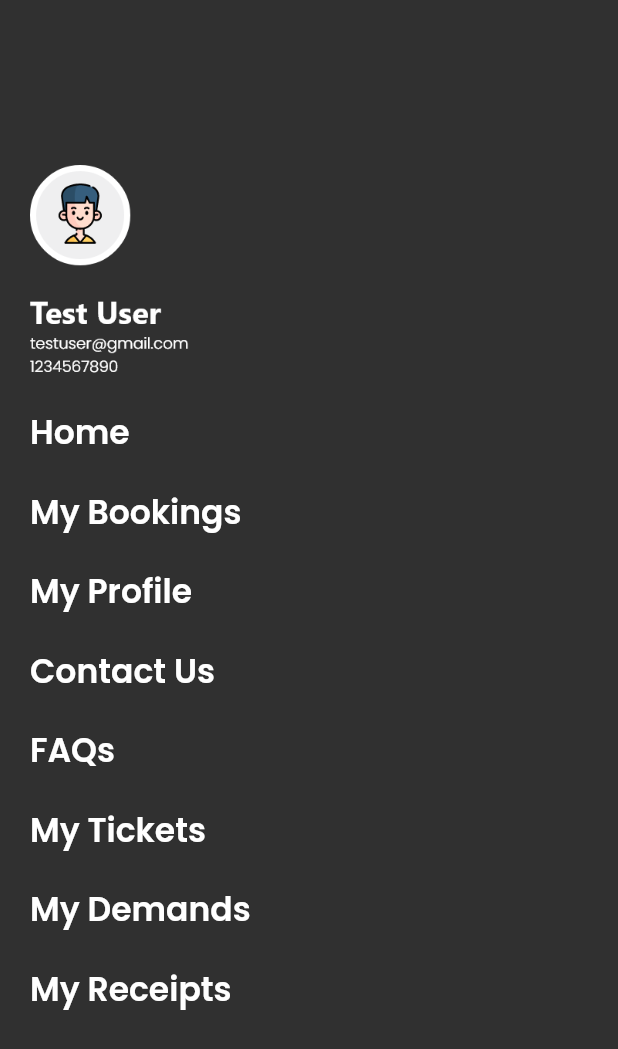
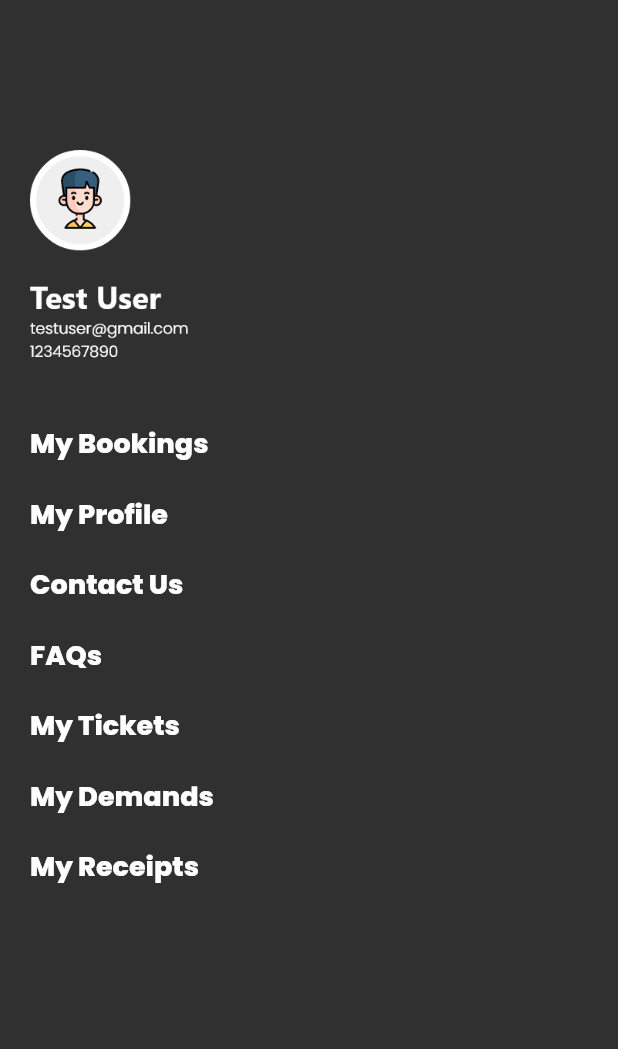
Before and after one commit to pratikKataria/KRC-MobileApp, a Flutter app: the ThirdLayer widget shown alone on an empty page, opened directly, on a phone screen of 412 x 824 dp. Shown: the top 1049 px of the screen. Run offline on Flutter 3.47's test engine with Material 2 defaults, Android fonts, the phone set to English and light mode, and no system bars; our stand-ins replace connectivity, expandable, fluttertoast, logger, progress_dialog, shared_preferences; missing offline and left inert: matrix4_transform; accounts and stored records are empty; project files that could hold a hidden picture were left out.

Commit message:
➕ size navigation fixes

```diff
--- a/lib/ui/drawer/SecondLayer.dart
+++ b/lib/ui/drawer/SecondLayer.dart
@@ -25,7 +25,7 @@ class SecondLayerState extends State<SecondLayer> {
               .rotate(baseProvider.sAngle)
               .matrix4,
           duration: Duration(milliseconds: 550),
-          decoration: BoxDecoration(borderRadius: BorderRadius.circular(12), color: AppColors.inputFieldBackgroundColor),
+          decoration: BoxDecoration(borderRadius: BorderRadius.circular(12), color: AppColors.inputFieldBackgroundColor.withOpacity(0.6)),
           child: Column(
             children: [
               Row(
--- a/lib/ui/drawer/ThirdLayer.dart
+++ b/lib/ui/drawer/ThirdLayer.dart
@@ -36,7 +36,7 @@ class ThirdLayer extends StatelessWidget {
                   // child: Image.asset(Images.kIconKitaboIcon, height: 90),
                   ),
             ),
-            verticalSpace(30.0),
+            verticalSpace(20.0),
             Column(
               crossAxisAlignment: CrossAxisAlignment.start,
               children: [
@@ -47,7 +47,7 @@ class ThirdLayer extends StatelessWidget {
                     child: Image.asset(Images.kPH3, width: 106.0),
                   ),
                 ),
-                verticalSpace(20.0),
+                verticalSpace(40.0),
                 /*    Padding(
                   padding: const EdgeInsets.symmetric(horizontal: 10.0),
                   child: Image.asset(Images.kPH4, width: 120.0),
@@ -58,36 +58,35 @@ class ThirdLayer extends StatelessWidget {
                   child: Column(
                     crossAxisAlignment: CrossAxisAlignment.start,
                     children: [
-                      Text("Home", style: textStyleWhite20px500w),
-                      verticalSpace(20.0),
+
                       InkWell(
                         onTap: () => {Navigator.push(context, MaterialPageRoute(builder: (context) => BookingScreen()))},
-                        child: Text("My Bookings", style: textStyleWhite20px500w),
+                        child: Text("My Bookings", style: textStyleWhiteRegular18pxW700),
                       ),
                       verticalSpace(20.0),
                       InkWell(
                           onTap: () => {Navigator.push(context, MaterialPageRoute(builder: (context) => ProfileScreen()))},
-                          child: Text("My Profile", style: textStyleWhite20px500w)),
+                          child: Text("My Profile", style: textStyleWhiteRegular18pxW700)),
                       verticalSpace(20.0),
                       InkWell(
                           onTap: () => {Navigator.push(context, MaterialPageRoute(builder: (context) => ContactUsScreen()))},
-                          child: Text("Contact Us", style: textStyleWhite20px500w)),
+                          child: Text("Contact Us", style: textStyleWhiteRegular18pxW700)),
                       verticalSpace(20.0),
                       InkWell(
                           onTap: () => {Navigator.push(context, MaterialPageRoute(builder: (context) => FAQScreen()))},
-                          child: Text("FAQs", style: textStyleWhite20px500w)),
+                          child: Text("FAQs", style: textStyleWhiteRegular18pxW700)),
                       verticalSpace(20.0),
                       InkWell(
                           onTap: () => {Navigator.push(context, MaterialPageRoute(builder: (context) => TicketScreen()))},
-                          child: Text("My Tickets", style: textStyleWhite20px500w)),
+                          child: Text("My Tickets", style: textStyleWhiteRegular18pxW700)),
                       verticalSpace(20.0),
                       InkWell(
                           onTap: () => {Navigator.push(context, MaterialPageRoute(builder: (context) => DemandScreen()))},
-                          child: Text("My Demands", style: textStyleWhite20px500w)),
+                          child: Text("My Demands", style: textStyleWhiteRegular18pxW700)),
                       verticalSpace(20.0),
                       InkWell(
                           onTap: () => {Navigator.push(context, MaterialPageRoute(builder: (context) => ReceiptScreen()))},
-                          child: Text("My Receipts", style: textStyleWhite20px500w)),
+                          child: Text("My Receipts", style: textStyleWhiteRegular18pxW700)),
                       verticalSpace(50.0),
                     ],
                   ),
```
